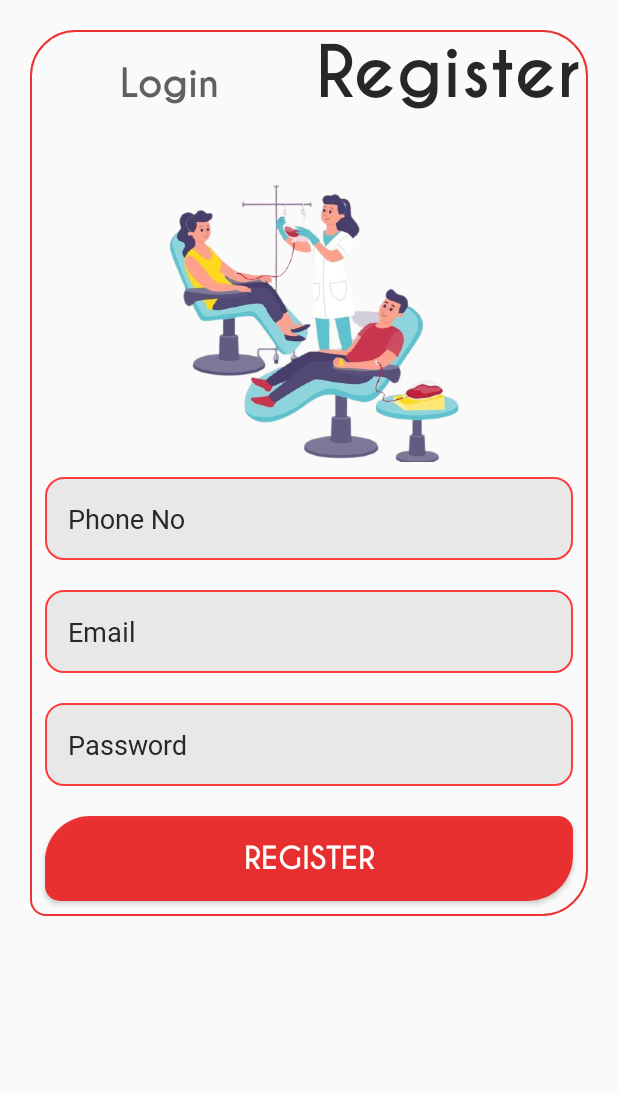
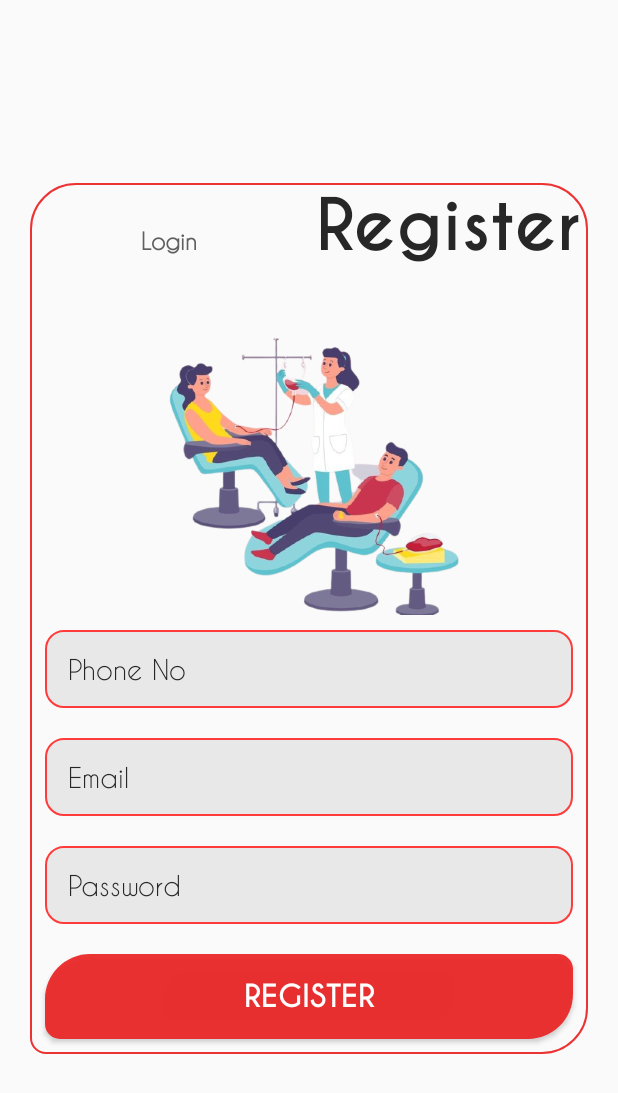
Before and after one commit to SydNS/BloodDonors-App, an Android app: the Register screen opened directly, with no data from a screen before it, on a phone screen of 412 x 824 dp. Shown: the top 1093 px of the screen. Run offline under Robolectric (Android 15) with nearby library versions, the phone set to English and light mode, and no system bars; our stand-ins replace Firebase (no records; nobody signed in at launch, a user with empty details on screens opened directly).

Commit message:
made alot of changes that similar across

```diff
--- a/app/src/main/res/layout/activity_register.xml
+++ b/app/src/main/res/layout/activity_register.xml
@@ -1,108 +1,116 @@
 <?xml version="1.0" encoding="utf-8"?>
-<RelativeLayout xmlns:android="http://schemas.android.com/apk/res/android"
+<androidx.constraintlayout.widget.ConstraintLayout xmlns:android="http://schemas.android.com/apk/res/android"
     xmlns:app="http://schemas.android.com/apk/res-auto"
     xmlns:tools="http://schemas.android.com/tools"
     android:layout_width="match_parent"
+    android:layout_height="match_parent"
     android:padding="20dp"
-    android:layout_height="match_parent"
     tools:context=".authpages.Register">
+
     <LinearLayout
         android:id="@+id/linear"
+        android:layout_width="match_parent"
+        android:layout_height="wrap_content"
         android:background="@drawable/loginbg"
-        android:layout_width="match_parent"
         android:orientation="vertical"
-        android:layout_height="wrap_content">
+        app:layout_constraintBottom_toBottomOf="parent"
+        app:layout_constraintEnd_toEndOf="parent"
+        app:layout_constraintStart_toStartOf="parent"
+        app:layout_constraintTop_toTopOf="parent">
+
         <LinearLayout
             android:layout_width="match_parent"
+            android:layout_height="wrap_content"
             android:orientation="horizontal"
-            android:weightSum="2"
-            android:layout_height="wrap_content">
+            android:weightSum="2">
+
             <TextView
                 android:id="@+id/text_login"
                 android:layout_width="match_parent"
+                android:layout_height="wrap_content"
                 android:layout_weight="1"
+                android:fontFamily="@font/robotomedium"
                 android:text="@string/login"
-                android:textSize="25sp"
                 android:textAlignment="center"
-                android:textStyle="bold"
-                android:fontFamily="@font/robotobold"
                 android:textColor="@color/colorDarkLight"
-                android:layout_height="wrap_content"/>
+                android:textSize="15sp"
+                android:textStyle="bold" />
+
             <TextView
                 android:layout_width="match_parent"
+                android:layout_height="wrap_content"
                 android:layout_weight="1"
+                android:fontFamily="@font/robotobold"
                 android:text="@string/register"
+                android:textAlignment="center"
+                android:textColor="@color/colorDark"
                 android:textSize="45sp"
-                android:fontFamily="@font/robotobold"
-                android:textAlignment="center"
-                android:textStyle="bold"
-                android:textColor="@color/colorDark"
-                android:layout_height="wrap_content"/>
+                android:textStyle="bold" />
         </LinearLayout>
 
         <LinearLayout
             android:layout_width="match_parent"
-            android:orientation="vertical"
-            android:layout_height="wrap_content">
+            android:layout_height="wrap_content"
+            android:orientation="vertical">
 
             <ImageView
                 android:layout_width="match_parent"
                 android:layout_height="200dp"
-                android:src="@drawable/henry"
-                android:layout_marginTop="30dp"/>
+                android:layout_marginTop="30dp"
+                android:contentDescription="@string/applogo"
+                android:src="@drawable/henry" />
 
             <EditText
                 android:id="@+id/edit_phone"
                 android:layout_width="match_parent"
+                android:layout_height="wrap_content"
                 android:layout_margin="10dp"
+                android:background="@drawable/edittextshape"
+                android:digits="0123456789"
+                android:fontFamily="@font/robotomedium"
+                android:hint="@string/phone_no"
                 android:inputType="phone"
-                android:hint="@string/phone_no"
-                android:fontFamily="@font/robotoregular"
-                android:textColorHint="@color/colorDark"
+                android:maxLength="10"
                 android:padding="15dp"
-                android:background="@drawable/edittextshape"
-                android:layout_height="wrap_content"/>
+                android:textColorHint="@color/colorDark" />
+
             <EditText
                 android:id="@+id/edit_email"
                 android:layout_width="match_parent"
+                android:layout_height="wrap_content"
                 android:layout_margin="10dp"
+                android:background="@drawable/edittextshape"
+                android:fontFamily="@font/robotomedium"
                 android:hint="@string/email"
-                android:fontFamily="@font/robotoregular"
                 android:inputType="textEmailAddress"
-                android:textColorHint="@color/colorDark"
                 android:padding="15dp"
-                android:background="@drawable/edittextshape"
-                android:layout_height="wrap_content"/>
+                android:textColorHint="@color/colorDark" />
+
             <EditText
                 android:id="@+id/edit_password"
                 android:layout_width="match_parent"
+                android:layout_height="wrap_content"
                 android:layout_margin="10dp"
+                android:background="@drawable/edittextshape"
+                android:fontFamily="@font/robotomedium"
                 android:hint="@string/password"
-                android:fontFamily="@font/robotoregular"
                 android:inputType="textPassword"
-                android:textColorHint="@color/colorDark"
                 android:padding="15dp"
-                android:background="@drawable/edittextshape"
-                android:layout_height="wrap_content"/>
+                android:textColorHint="@color/colorDark" />
 
             <Button
                 android:id="@+id/button_register"
                 android:layout_width="match_parent"
+                android:layout_height="wrap_content"
                 android:layout_margin="10dp"
+                android:background="@drawable/buttonshape"
+                android:fontFamily="@font/robotobold"
+                android:padding="15dp"
                 android:text="@string/register"
+                android:textColor="@color/colorAccent"
                 android:textSize="20sp"
-                android:fontFamily="@font/robotobold"
-                android:textColor="@color/colorAccent"
-                android:textStyle="bold"
-                android:padding="15dp"
-                android:background="@drawable/buttonshape"
-                android:layout_height="wrap_content"/>
+                android:textStyle="bold" />
 
-            <LinearLayout
-                android:layout_width="match_parent"
-                android:orientation="horizontal"
-                android:weightSum="2"
-                android:layout_height="wrap_content"/>
         </LinearLayout>
     </LinearLayout>
-</RelativeLayout>
+</androidx.constraintlayout.widget.ConstraintLayout>
```
Also changed, not shown: app/src/main/res/layout/activity_login.xml (+46 -39 lines).
